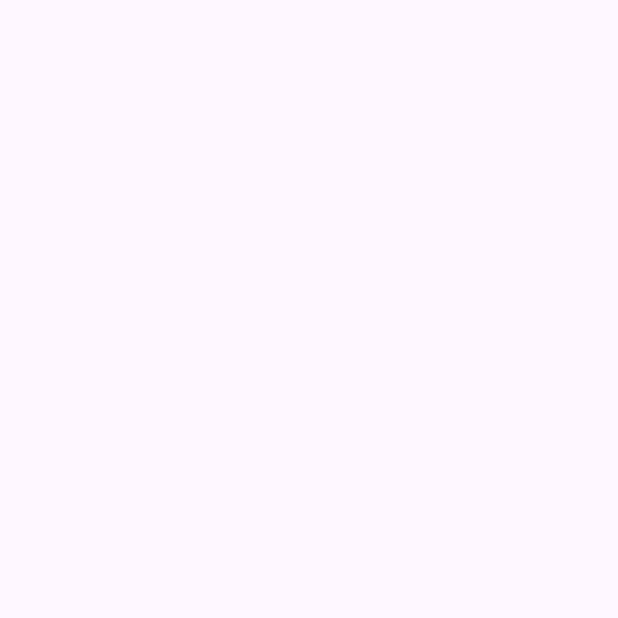
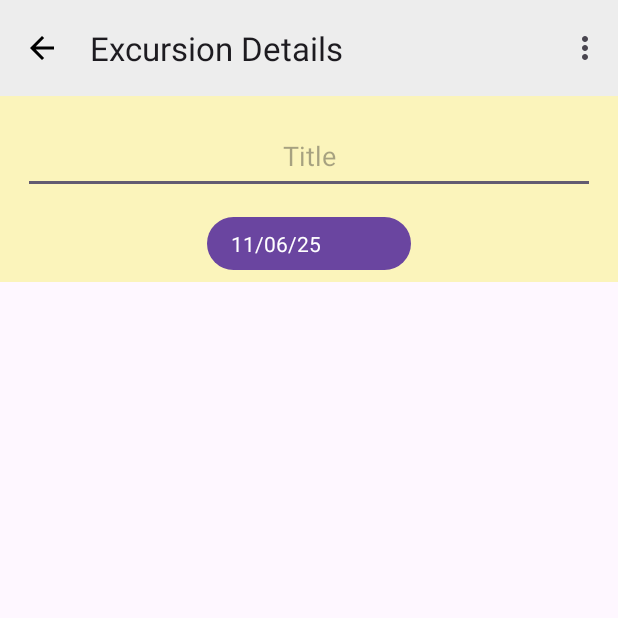
Before and after one commit to udashsanam/vacationapp, an Android app: the ExcursionDetails screen opened directly, with no data from a screen before it, on a phone screen of 412 x 824 dp, the top half of it. Before the commit the part shown is empty. Run offline under Robolectric (Android 15) with nearby library versions, the phone set to English and light mode, and no system bars.

Commit message:
add: excursion detail

```diff
--- a/app/src/main/AndroidManifest.xml
+++ b/app/src/main/AndroidManifest.xml
@@ -12,7 +12,7 @@
         android:supportsRtl="true"
         android:theme="@style/Theme.Vacationapp">
         <activity
-            android:name=".UI.HotelDetails"
+            android:name=".UI.ExcursionDetails"
             android:exported="false"
             android:label="Hotel Details"
             android:parentActivityName=".UI.VacationDetails"/>
--- a/app/src/main/java/net/pradhan/vacationapp/UI/HotelDetails.java
+++ b/app/src/main/java/net/pradhan/vacationapp/UI/ExcursionDetails.java
@@ -1,6 +1,7 @@
 package net.pradhan.vacationapp.UI;
 
 import android.os.Bundle;
+import android.widget.TextView;
 
 import androidx.activity.EdgeToEdge;
 import androidx.appcompat.app.AppCompatActivity;
@@ -10,17 +11,28 @@ import androidx.core.view.WindowInsetsCompat;
 
 import net.pradhan.vacationapp.R;
 
-public class HotelDetails extends AppCompatActivity {
+import java.text.SimpleDateFormat;
+import java.util.Calendar;
+import java.util.Locale;
 
+public class ExcursionDetails extends AppCompatActivity {
+
+    TextView startDateText;
     @Override
     protected void onCreate(Bundle savedInstanceState) {
         super.onCreate(savedInstanceState);
         EdgeToEdge.enable(this);
-        setContentView(R.layout.activity_hotel_details);
+        setContentView(R.layout.activity_excursion_details);
         ViewCompat.setOnApplyWindowInsetsListener(findViewById(R.id.main), (v, insets) -> {
             Insets systemBars = insets.getInsets(WindowInsetsCompat.Type.systemBars());
             v.setPadding(systemBars.left, systemBars.top, systemBars.right, systemBars.bottom);
             return insets;
         });
+        String currentDate = new SimpleDateFormat("MM/dd/yy", Locale.getDefault())
+                .format(Calendar.getInstance().getTime());
+        startDateText = findViewById(R.id.startDateText);
+        startDateText.setText(currentDate);
+
+
     }
 }
--- a/app/src/main/java/net/pradhan/vacationapp/UI/VacationDetails.java
+++ b/app/src/main/java/net/pradhan/vacationapp/UI/VacationDetails.java
@@ -40,7 +40,7 @@ public class VacationDetails extends AppCompatActivity {
         fab.setOnClickListener(new View.OnClickListener() {
             @Override
             public void onClick(View v) {
-                Intent intent = new Intent(VacationDetails.this, HotelDetails.class);
+                Intent intent = new Intent(VacationDetails.this, ExcursionDetails.class);
                 startActivity(intent);
             }
         });
--- /dev/null
+++ b/app/src/main/res/layout/activity_excursion_details.xml
@@ -0,0 +1,61 @@
+<?xml version="1.0" encoding="utf-8"?>
+<androidx.constraintlayout.widget.ConstraintLayout xmlns:android="http://schemas.android.com/apk/res/android"
+    xmlns:app="http://schemas.android.com/apk/res-auto"
+    xmlns:tools="http://schemas.android.com/tools"
+    android:id="@+id/main"
+    android:layout_width="match_parent"
+    android:layout_height="match_parent"
+    tools:context=".UI.ExcursionDetails">
+
+    <com.google.android.material.appbar.MaterialToolbar
+        android:id="@+id/topAppBar"
+        android:layout_width="0dp"
+        android:layout_height="wrap_content"
+        android:background="#EDEDED"
+        app:title="Excursion Details"
+        app:titleCentered="false"
+        app:navigationIcon="@drawable/baseline_arrow_back_24"
+        app:menu="@menu/menu_vacation_list"
+        app:layout_constraintTop_toTopOf="parent"
+        app:layout_constraintStart_toStartOf="parent"
+        app:layout_constraintEnd_toEndOf="parent" />
+
+    <LinearLayout
+        android:layout_width="match_parent"
+        android:layout_height="wrap_content"
+        android:background="#FBF4BB"
+        android:orientation="vertical"
+        app:layout_constraintEnd_toEndOf="parent"
+        app:layout_constraintHorizontal_bias="0.0"
+        app:layout_constraintStart_toStartOf="parent"
+        app:layout_constraintTop_toBottomOf="@id/topAppBar">
+
+        <EditText
+            android:id="@+id/titleText"
+            android:layout_width="match_parent"
+            android:gravity="center"
+            android:hint="Title"
+            android:layout_height="50dp"
+            android:layout_margin="15dp"></EditText>
+        <LinearLayout xmlns:android="http://schemas.android.com/apk/res/android"
+            android:layout_width="match_parent"
+            android:layout_height="match_parent"
+            android:orientation="vertical"
+            android:gravity="center"
+           >
+
+            <TextView
+                android:id="@+id/startDateText"
+                android:layout_width="136dp"
+                android:layout_height="wrap_content"
+                android:layout_marginBottom="8dp"
+                android:background="@drawable/date_label_bg"
+                android:text="06/18/24"
+                android:textColor="@android:color/white"
+                android:textSize="14sp" />
+
+        </LinearLayout>
+
+    </LinearLayout>
+
+</androidx.constraintlayout.widget.ConstraintLayout>
--- a/app/src/main/res/layout/activity_hotel_details.xml
+++ /dev/null
@@ -1,10 +0,0 @@
-<?xml version="1.0" encoding="utf-8"?>
-<androidx.constraintlayout.widget.ConstraintLayout xmlns:android="http://schemas.android.com/apk/res/android"
-    xmlns:app="http://schemas.android.com/apk/res-auto"
-    xmlns:tools="http://schemas.android.com/tools"
-    android:id="@+id/main"
-    android:layout_width="match_parent"
-    android:layout_height="match_parent"
-    tools:context=".UI.HotelDetails">
-
-</androidx.constraintlayout.widget.ConstraintLayout>
```
